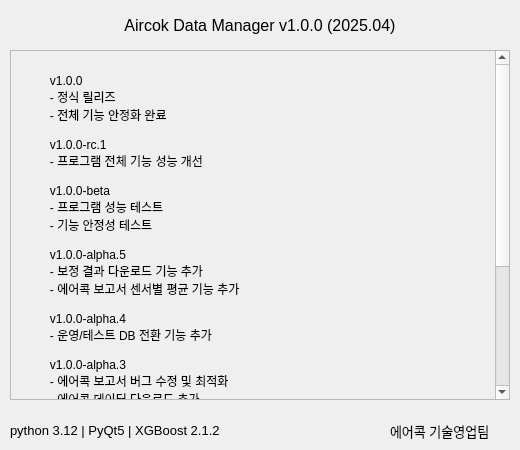
This is src/ui/about_ui.ui in leekyueun/AircokDataManager as Qt 5 draws it before an edit. The edited form follows.
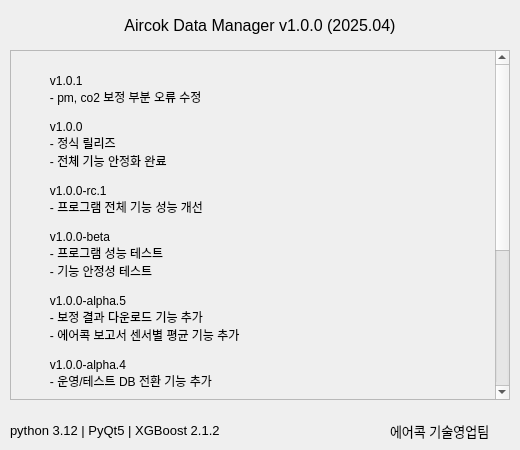
This is the edited form.

Commit message: fix: 보정값 버그 수정

Patch:
```diff
--- a/src/ui/about_ui.ui
+++ b/src/ui/about_ui.ui
@@ -51,6 +51,9 @@
       <widget class="QLabel" name="versionHistoryLabel">
        <property name="text">
         <string>
+         v1.0.1
+         - pm, co2 보정 부분 오류 수정
+
          v1.0.0
          - 정식 릴리즈
          - 전체 기능 안정화 완료
```
The commit also changes 3 other files.
